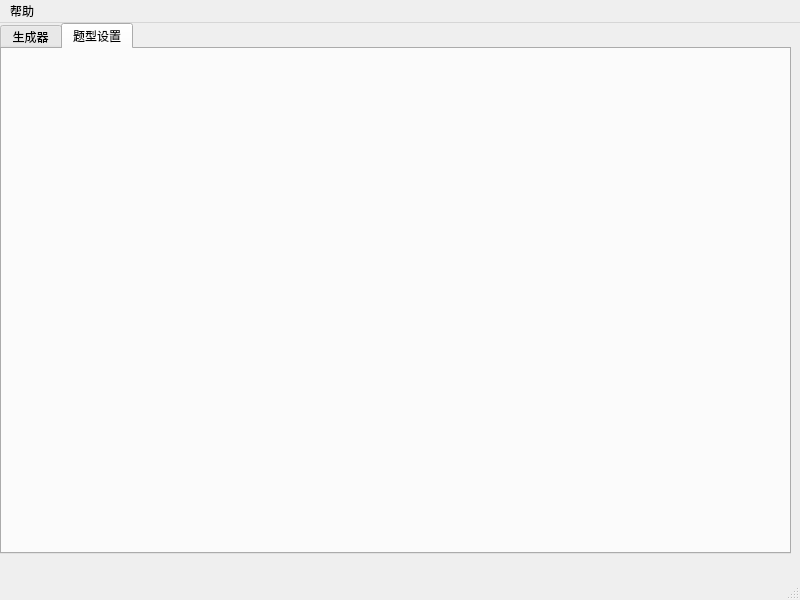
oscarcx123/fraction-calc, file main_gui.ui: the form before one commit.
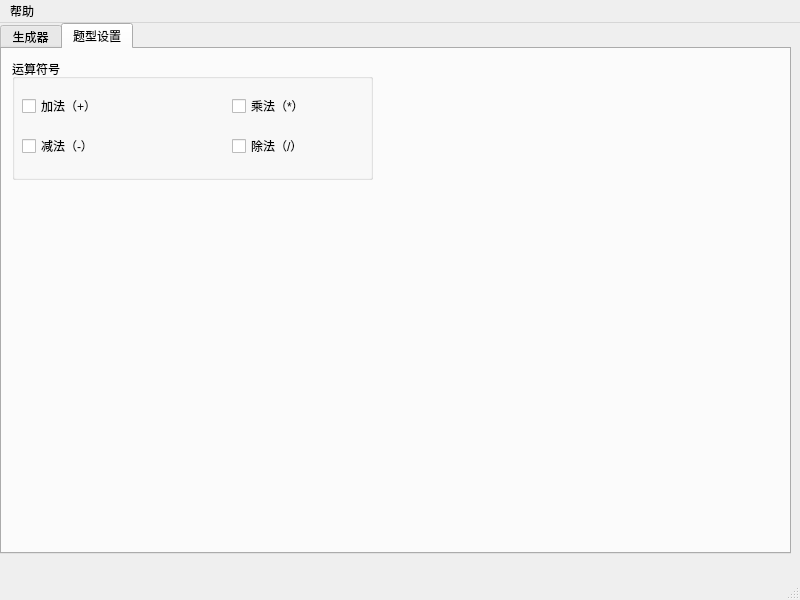
The form after the commit. The open tabs and pages were chosen to show the change.

```diff
--- a/main_gui.ui
+++ b/main_gui.ui
@@ -221,6 +221,71 @@
      <attribute name="title">
       <string>题型设置</string>
      </attribute>
+     <widget class="QGroupBox" name="groupBox_4">
+      <property name="geometry">
+       <rect>
+        <x>10</x>
+        <y>10</y>
+        <width>361</width>
+        <height>121</height>
+       </rect>
+      </property>
+      <property name="title">
+       <string>运算符号</string>
+      </property>
+      <widget class="QCheckBox" name="checkBox_5">
+       <property name="geometry">
+        <rect>
+         <x>10</x>
+         <y>30</y>
+         <width>99</width>
+         <height>34</height>
+        </rect>
+       </property>
+       <property name="text">
+        <string>加法（+）</string>
+       </property>
+      </widget>
+      <widget class="QCheckBox" name="checkBox_6">
+       <property name="geometry">
+        <rect>
+         <x>10</x>
+         <y>70</y>
+         <width>99</width>
+         <height>34</height>
+        </rect>
+       </property>
+       <property name="text">
+        <string>减法（-）</string>
+       </property>
+      </widget>
+      <widget class="QCheckBox" name="checkBox_7">
+       <property name="geometry">
+        <rect>
+         <x>220</x>
+         <y>30</y>
+         <width>99</width>
+         <height>34</height>
+        </rect>
+       </property>
+       <property name="text">
+        <string>乘法（*）</string>
+       </property>
+      </widget>
+      <widget class="QCheckBox" name="checkBox_8">
+       <property name="geometry">
+        <rect>
+         <x>220</x>
+         <y>70</y>
+         <width>99</width>
+         <height>34</height>
+        </rect>
+       </property>
+       <property name="text">
+        <string>除法（/）</string>
+       </property>
+      </widget>
+     </widget>
     </widget>
    </widget>
   </widget>
```
Left out of the diff: 2 changed lines with no effect on the pictures.
